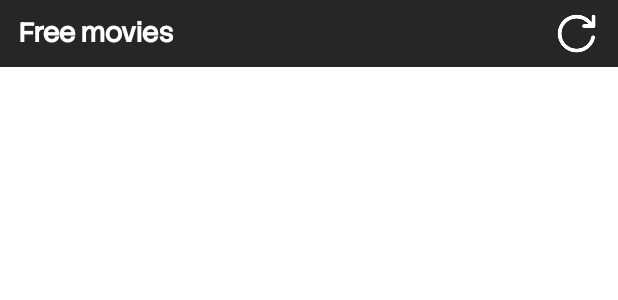
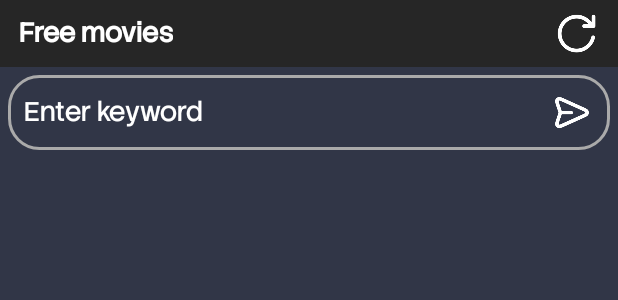
Before and after one commit to jay6780/PinoyFlix, an Android app: the layout fragment_movie.xml on its own in the app's theme, with its tools: preview values and no code run, on a phone screen of 412 x 824 dp. Shown: the top 300 px of the screen. Run offline under Robolectric (Android 15) with nearby library versions, the phone set to English and light mode, and no system bars.

Commit message:
add_search and thumbnail

```diff
--- a/app/build.gradle
+++ b/app/build.gradle
@@ -60,4 +60,6 @@ dependencies {
     androidTestImplementation 'androidx.test.espresso:espresso-core:3.7.0'
     implementation 'com.squareup.retrofit2:retrofit:2.9.0'
     implementation 'com.squareup.retrofit2:converter-gson:2.9.0'
+    implementation 'com.squareup.okhttp3:logging-interceptor:4.11.0'
+    implementation 'com.github.bumptech.glide:glide:4.12.0'
 }
--- a/app/src/main/java/com/m/freemovie/mvp/Contract/MovieContract.java
+++ b/app/src/main/java/com/m/freemovie/mvp/Contract/MovieContract.java
@@ -11,9 +11,11 @@ public interface MovieContract {
         void showError(String error);
         void hideLoading();
         void getMovieResponse(MovieBean movieBean);
+        void getSearchResponse(MovieBean movieBean);
     }
 
     interface Presenter {
-        void getMovieQuery(String page);
+        void getLatestMovie(String apiKey,int page);
+        void getSearchQuery(String apiKey,String query,int page);
     }
 }
--- /dev/null
+++ b/app/src/main/res/drawable/bg_search.xml
@@ -0,0 +1,12 @@
+<shape xmlns:android="http://schemas.android.com/apk/res/android"
+    android:shape="rectangle">
+
+    <solid android:color="@android:color/transparent" />
+
+    <stroke
+        android:width="2dp"
+        android:color="@android:color/darker_gray" />
+
+    <corners
+        android:radius="20dp" />
+</shape>
--- a/app/src/main/res/layout/activity_main.xml
+++ b/app/src/main/res/layout/activity_main.xml
@@ -4,6 +4,7 @@
     xmlns:tools="http://schemas.android.com/tools"
     android:layout_width="match_parent"
     android:layout_height="match_parent"
+    android:background="#313647"
     android:id="@+id/fragment_container">
 
 
--- a/app/src/main/res/layout/fragment_movie.xml
+++ b/app/src/main/res/layout/fragment_movie.xml
@@ -3,14 +3,15 @@
     xmlns:tools="http://schemas.android.com/tools"
     android:layout_width="match_parent"
     android:layout_height="match_parent"
+    android:background="#313647"
     android:orientation="vertical">
 
   <RelativeLayout
       android:id="@+id/rl_title"
       android:layout_width="match_parent"
       android:layout_height="wrap_content"
-      android:padding="7dp"
-      android:background="#262626">
+      android:background="#262626"
+      android:padding="7dp">
 
     <TextView
         android:id="@+id/title_name"
@@ -35,11 +36,43 @@
   </RelativeLayout>
 
 
+  <RelativeLayout
+      android:id="@+id/rl_view"
+      android:layout_width="match_parent"
+      android:background="@drawable/bg_search"
+      android:layout_marginStart="5dp"
+      android:layout_marginEnd="5dp"
+      android:layout_marginTop="5dp"
+      android:padding="5dp"
+      android:layout_height="50dp">
+
+    <EditText
+        android:id="@+id/search"
+        android:layout_width="match_parent"
+        android:layout_height="match_parent"
+        android:layout_marginStart="5dp"
+        android:layout_marginEnd="45dp"
+        android:background="@null"
+        android:hint="Enter keyword"
+        android:textColor="#ffffff"
+        android:textColorHint="#FFFFFF" />
+
+    <ImageView
+        android:id="@+id/btn_send"
+        android:layout_width="40dp"
+        android:layout_height="40dp"
+        android:padding="5dp"
+        android:layout_alignParentEnd="true"
+        android:src="@mipmap/send" />
+
+  </RelativeLayout>
+
 
 
   <androidx.recyclerview.widget.RecyclerView
       android:id="@+id/rv_movie"
       android:layout_width="match_parent"
+      android:layout_marginTop="5dp"
       android:layout_height="match_parent"/>
 
 </LinearLayout>
--- a/app/src/main/res/values-night/themes.xml
+++ b/app/src/main/res/values-night/themes.xml
@@ -1,13 +1,13 @@
 <resources xmlns:tools="http://schemas.android.com/tools">
     <!-- Base application theme. -->
     <style name="Theme.FreeMovie" parent="Theme.MaterialComponents.Light.DarkActionBar">
-        <item name="colorPrimary">#262626</item>
+        <item name="colorPrimary">#ffffff</item>
         <item name="colorOnPrimary">@color/white</item>
         <item name="colorSecondary">@color/white</item>
-        <item name="colorOnTertiary">#262626</item>
+        <item name="colorOnTertiary">#ffffff</item>
         <item name="colorOnSecondary">@color/white</item>
         <item name ="android:fontFamily">@font/stacksans</item>
         <item name="android:textColor">@color/white</item>
-        <item name="android:statusBarColor" tools:targetApi="l">?attr/colorPrimary</item>
+        <item name="android:statusBarColor" tools:targetApi="l">#262626</item>
     </style>
 </resources>
--- a/app/src/main/res/values/strings.xml
+++ b/app/src/main/res/values/strings.xml
@@ -2,4 +2,5 @@
     <string name="app_name">FreeMovie</string>
     <!-- TODO: Remove or change this placeholder text -->
     <string name="hello_blank_fragment">Hello blank fragment</string>
+    <string name="key">eyJhbGciOiJIUzI1NiJ9.eyJhdWQiOiI2MjA4NGQ1ZWFiZjE0YTU2ZjlhZTRhODI4M2YzNjExZCIsIm5iZiI6MTY5MzEyODM4Mi41MTYsInN1YiI6IjY0ZWIxNmJlNTI1OGFlMDEwYmRhMmFmMCIsInNjb3BlcyI6WyJhcGlfcmVhZCJdLCJ2ZXJzaW9uIjoxfQ.U0CCkZYg9dAiYNGArBKbsiK1GRklw4-92J-quKEnrQw</string>
 </resources>
--- a/app/src/main/res/values/themes.xml
+++ b/app/src/main/res/values/themes.xml
@@ -1,13 +1,13 @@
 <resources xmlns:tools="http://schemas.android.com/tools">
     <!-- Base application theme. -->
     <style name="Theme.FreeMovie" parent="Theme.MaterialComponents.DayNight.DarkActionBar">
-        <item name="colorPrimary">#262626</item>
+        <item name="colorPrimary">#ffffff</item>
         <item name="colorOnPrimary">@color/white</item>
         <item name="colorSecondary">@color/white</item>
-        <item name="colorOnTertiary">#262626</item>
+        <item name="colorOnTertiary">#ffffff</item>
         <item name="colorOnSecondary">@color/white</item>
         <item name ="android:fontFamily">@font/stacksans</item>
         <item name="android:textColor">@color/white</item>
-        <item name="android:statusBarColor" tools:targetApi="l">?attr/colorPrimary</item>
+        <item name="android:statusBarColor" tools:targetApi="l">#262626</item>
     </style>
 </resources>
```
Also changed, not shown: app/src/main/java/com/m/freemovie/Activity/VideoWebviewActivity.java (+4 -3 lines), app/src/main/java/com/m/freemovie/Fragment/MovieFragment.java (+71 -15 lines), app/src/main/java/com/m/freemovie/adapter/MovieAdapter.java (+16 -4 lines), app/src/main/java/com/m/freemovie/mvp/Api/MovieApi.java (+14 -4 lines), app/src/main/java/com/m/freemovie/mvp/ClassBean/MovieBean.java (+165 -31 lines), app/src/main/java/com/m/freemovie/mvp/Model/MovieModel.java (+28 -5 lines), app/src/main/java/com/m/freemovie/mvp/Presenter/MoviePresenter.java (+20 -2 lines), app/src/main/res/layout/movie_item.xml (+28 -23 lines), app/src/main/res/mipmap-xhdpi/send.png (added).
